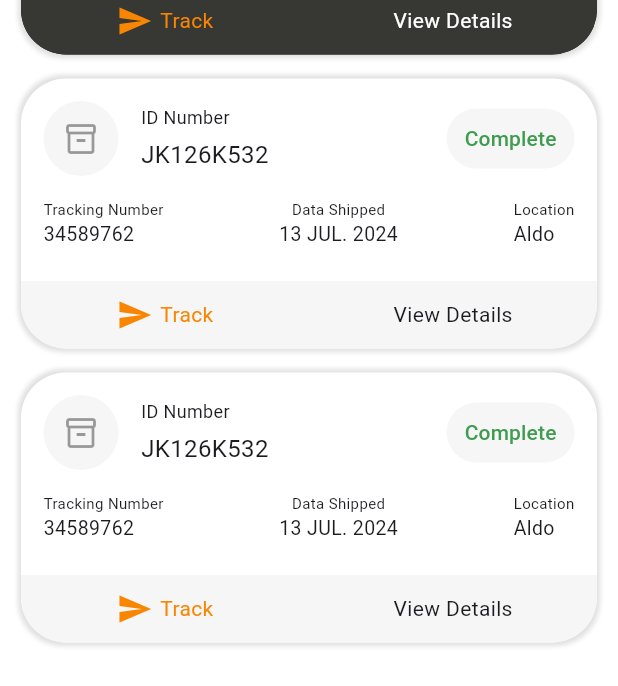
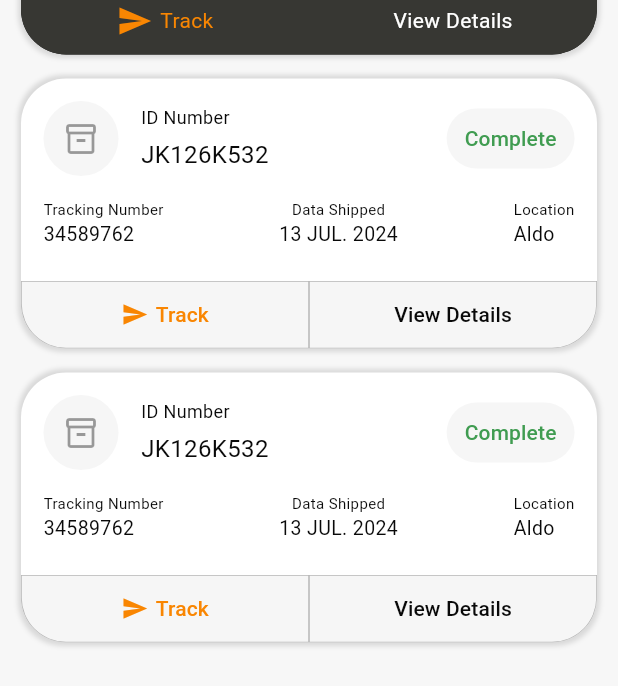
Before and after one commit to AlhasanNO/Flutter-UI-Samples, a Flutter app: the screen it shows after launch, on a phone screen of 412 x 824 dp. Shown: the part 418-1104 px from the top of the screen. Run offline on Flutter 3.47's test engine with Material 3 defaults, Android fonts, the phone set to English and light mode, and no system bars.

Commit message:
fix(shopping sample): fix some ui components

```diff
--- a/lib/shopping_sample/custom_widgets/complete_delevery_card.dart
+++ b/lib/shopping_sample/custom_widgets/complete_delevery_card.dart
@@ -43,14 +43,20 @@ class CompleteDeleveryCard extends StatelessWidget {
                       children: [
                         Text(
                           'ID Number',
-                          style: TextStyle(fontSize: 12.0),
+                          style: TextStyle(
+                            fontSize: 12.0,
+                            color: Color(0xff090909),
+                          ),
                         ),
                         SizedBox(
                           height: 5.0,
                         ),
                         Text(
                           'JK126K532',
-                          style: TextStyle(fontSize: 16.0),
+                          style: TextStyle(
+                            fontSize: 16.0,
+                            color: Color(0xff090909),
+                          ),
                         ),
                       ],
                     ),
@@ -80,11 +86,17 @@ class CompleteDeleveryCard extends StatelessWidget {
                       children: [
                         Text(
                           'Tracking Number',
-                          style: TextStyle(fontSize: 10.0),
+                          style: TextStyle(
+                            fontSize: 10.0,
+                            color: Color(0xff090909),
+                          ),
                         ),
                         Text(
                           '34589762',
-                          style: TextStyle(fontSize: 13.0),
+                          style: TextStyle(
+                            fontSize: 13.0,
+                            color: Color(0xff090909),
+                          ),
                         ),
                       ],
                     ),
@@ -93,11 +105,17 @@ class CompleteDeleveryCard extends StatelessWidget {
                       children: [
                         Text(
                           'Data Shipped',
-                          style: TextStyle(fontSize: 10.0),
+                          style: TextStyle(
+                            fontSize: 10.0,
+                            color: Color(0xff090909),
+                          ),
                         ),
                         Text(
                           '13 JUL. 2024',
-                          style: TextStyle(fontSize: 13.0),
+                          style: TextStyle(
+                            fontSize: 13.0,
+                            color: Color(0xff090909),
+                          ),
                         ),
                       ],
                     ),
@@ -106,11 +124,17 @@ class CompleteDeleveryCard extends StatelessWidget {
                       children: [
                         Text(
                           'Location',
-                          style: TextStyle(fontSize: 10.0),
+                          style: TextStyle(
+                            fontSize: 10.0,
+                            color: Color(0xff090909),
+                          ),
                         ),
                         Text(
                           'Aldo',
-                          style: TextStyle(fontSize: 13.0),
+                          style: TextStyle(
+                            fontSize: 13.0,
+                            color: Color(0xff090909),
+                          ),
                         ),
                       ],
                     )
@@ -131,6 +155,16 @@ class CompleteDeleveryCard extends StatelessWidget {
                       bottomLeft: Radius.circular(30.0),
                     ),
                   ),
+                  child: TextButton(
+                    onPressed: () {},
+                    style: TextButton.styleFrom(
+                        side: BorderSide(
+                          color: Colors.black26,
+                          width: 0.5,
+                        ),
+                        shape: RoundedRectangleBorder(
+                            borderRadius: BorderRadius.only(
+                                bottomLeft: Radius.circular(30.0)))),
                     child: Row(
                       mainAxisAlignment: MainAxisAlignment.center,
                       children: [
@@ -151,9 +185,18 @@ class CompleteDeleveryCard extends StatelessWidget {
                     ),
                   ),
                 ),
+              ),
               Expanded(
-                child: GestureDetector(
-                  onTap: () {
+                child: Container(
+                  height: 45.0,
+                  decoration: BoxDecoration(
+                    color: Color(0xFFf6f6f6),
+                    borderRadius: BorderRadius.only(
+                      bottomRight: Radius.circular(30.0),
+                    ),
+                  ),
+                  child: TextButton(
+                    onPressed: () {
                       Navigator.of(context).push(
                         MaterialPageRoute(
                           builder: (context) {
@@ -162,17 +205,18 @@ class CompleteDeleveryCard extends StatelessWidget {
                         ),
                       );
                     },
-                  child: Container(
-                    height: 45.0,
-                    decoration: BoxDecoration(
-                      color: Color(0xFFf6f6f6),
+                    style: TextButton.styleFrom(
+                        side: BorderSide(
+                          color: Colors.black26,
+                          width: 0.5,
+                        ),
+                        shape: RoundedRectangleBorder(
                             borderRadius: BorderRadius.only(
-                        bottomRight: Radius.circular(30.0),
-                      ),
-                    ),
+                                bottomRight: Radius.circular(30.0)))),
                     child: Center(
                       child: Text(
                         'View Details',
+                        style: TextStyle(color: Color(0xff090909)),
                       ),
                     ),
                   ),
--- a/lib/shopping_sample/custom_widgets/shipping_status_card.dart
+++ b/lib/shopping_sample/custom_widgets/shipping_status_card.dart
@@ -30,29 +30,38 @@ class ShippingStatusCard extends StatelessWidget {
               height: 10.0,
             ),
             Stepper(
+              stepIconBuilder: (stepIndex, stepState) {
+                return Icon(
+                  Icons.radio_button_checked,
+                );
+              },
               controlsBuilder: (context, details) {
                 return Container();
               },
               steps: [
                 Step(
-                    title: Text('Moving from'),
-                    subtitle: Text('June 10, 2018 03:45pm'),
-                    content: Text(''),
-                    state: StepState.complete),
+                  title: Text('Moving from'),
+                  subtitle: Text('June 10, 2018 03:45pm'),
+                  content: Text(''),
+                  stepStyle: StepStyle(color: Colors.white),
+                ),
                 Step(
                   title: Text('In transit'),
                   subtitle: Text('Jackline Tower, New York'),
                   content: Text(''),
+                  stepStyle: StepStyle(color: Colors.white),
                 ),
                 Step(
                   title: Text('Out of delevery'),
                   subtitle: Text('Traking number'),
                   content: Text(''),
+                  stepStyle: StepStyle(color: Colors.white),
                 ),
                 Step(
-                  title: Text('Delevery'),
+                  title: Text('Delivery'),
                   subtitle: Text('Not delevered yet'),
                   content: Text(''),
+                  stepStyle: StepStyle(color: Colors.white),
                 ),
               ],
             ),
--- a/lib/shopping_sample/custom_widgets/list_view_item.dart
+++ b/lib/shopping_sample/custom_widgets/status_button.dart
@@ -1,14 +1,14 @@
 import 'package:flutter/material.dart';
 
-class ListViewItem extends StatefulWidget {
-  const ListViewItem({super.key, required this.content});
+class StatusButton extends StatefulWidget {
+  const StatusButton({super.key, required this.content});
   final String content;
 
   @override
-  State<ListViewItem> createState() => _ListViewItemState();
+  State<StatusButton> createState() => _StatusButtonState();
 }
 
-class _ListViewItemState extends State<ListViewItem> {
+class _StatusButtonState extends State<StatusButton> {
   @override
   Widget build(BuildContext context) {
     return TextButton(
--- a/lib/shopping_sample/home_page.dart
+++ b/lib/shopping_sample/home_page.dart
@@ -1,7 +1,7 @@
 import 'package:flutter/material.dart';
 import 'package:flutter_ui_samples/shopping_sample/custom_widgets/complete_delevery_card.dart';
 import 'package:flutter_ui_samples/shopping_sample/custom_widgets/in_delevry_card.dart';
-import 'package:flutter_ui_samples/shopping_sample/custom_widgets/list_view_item.dart';
+import 'package:flutter_ui_samples/shopping_sample/custom_widgets/status_button.dart';
 
 class ShoppingHomePage extends StatelessWidget {
   const ShoppingHomePage({super.key});
@@ -9,9 +9,9 @@ class ShoppingHomePage extends StatelessWidget {
   @override
   Widget build(BuildContext context) {
     return Scaffold(
-      backgroundColor: Colors.white,
+      backgroundColor: Color(0xfff7f7f7),
       appBar: AppBar(
-        backgroundColor: Colors.white,
+        backgroundColor: Color(0xfff7f7f7),
         title: Text(
           'Shopping Record',
           style: TextStyle(fontWeight: FontWeight.bold),
@@ -25,31 +25,33 @@ class ShoppingHomePage extends StatelessWidget {
             Container(
               height: 45.0,
               margin: EdgeInsets.all(4.0),
-              child: ListView(
+              child: SingleChildScrollView(
                 scrollDirection: Axis.horizontal,
+                child: Row(
                   children: [
-                  ListViewItem(content: 'All'),
+                    StatusButton(content: 'All'),
                     SizedBox(
                       width: 10.0,
                     ),
-                  ListViewItem(content: 'Complete'),
+                    StatusButton(content: 'Complete'),
                     SizedBox(
                       width: 10.0,
                     ),
-                  ListViewItem(content: 'In Delevery'),
+                    StatusButton(content: 'In Delevery'),
                     SizedBox(
                       width: 10.0,
                     ),
-                  ListViewItem(content: 'All'),
+                    StatusButton(content: 'All'),
                     SizedBox(
                       width: 10.0,
                     ),
-                  ListViewItem(content: 'Complete'),
+                    StatusButton(content: 'Complete'),
                     SizedBox(
                       width: 10.0,
                     ),
-                  ListViewItem(content: 'In Delevery'),
+                    StatusButton(content: 'In Delevery'),
                   ],
+                ),
               ),
             ),
             SizedBox(
--- a/lib/shopping_sample/package_details.dart
+++ b/lib/shopping_sample/package_details.dart
@@ -8,9 +8,9 @@ class PackageDetails extends StatelessWidget {
   @override
   Widget build(BuildContext context) {
     return Scaffold(
-      backgroundColor: Colors.white,
+      backgroundColor: Color(0xfff7f7f7),
       appBar: AppBar(
-        backgroundColor: Colors.white,
+        backgroundColor: Color(0xfff7f7f7),
         title: Text(
           'Package Details',
           style: TextStyle(fontWeight: FontWeight.bold),
```
Lines whose indentation alone changed are shown as unchanged.
